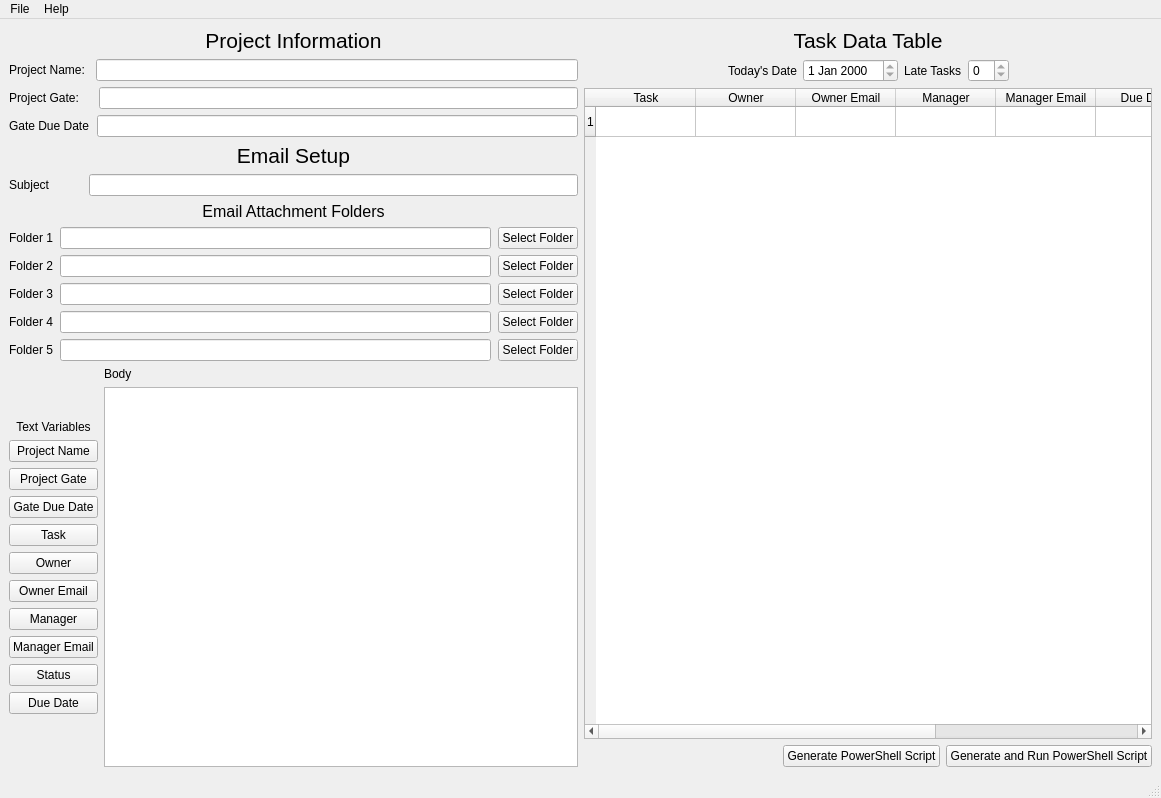
Old version of the form PowerShell-Email-Generator/mainwindow.ui in the repository fjpereny/PowerShell-Email-Generator.
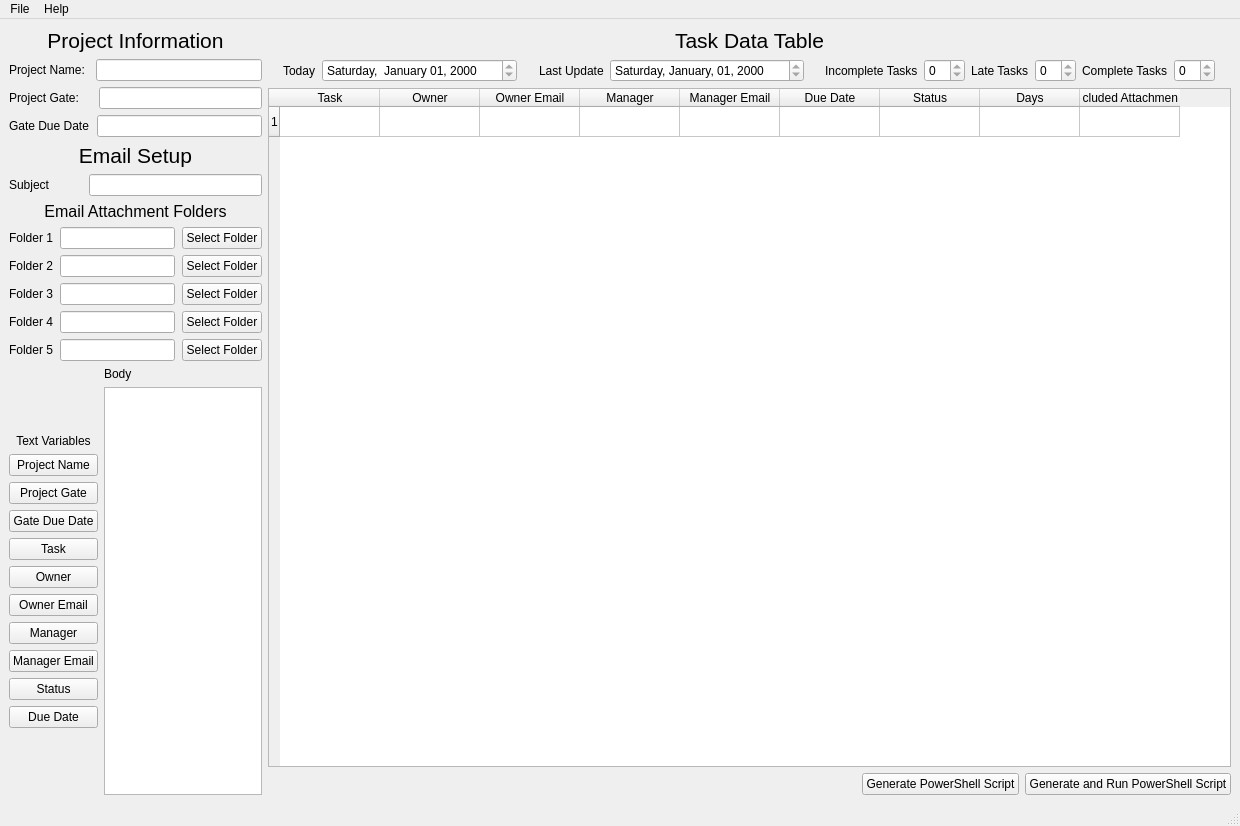
New version of the form.

Diff of the .ui file:
```diff
--- a/PowerShell-Email-Generator/mainwindow.ui
+++ b/PowerShell-Email-Generator/mainwindow.ui
@@ -6,8 +6,8 @@
    <rect>
     <x>0</x>
     <y>0</y>
-    <width>1161</width>
-    <height>798</height>
+    <width>1240</width>
+    <height>826</height>
    </rect>
   </property>
   <property name="windowTitle">
@@ -455,7 +455,7 @@
           <item>
            <widget class="QLabel" name="label_9">
             <property name="text">
-             <string>Today's Date</string>
+             <string>Today</string>
             </property>
            </widget>
           </item>
@@ -464,6 +464,79 @@
             <property name="readOnly">
              <bool>true</bool>
             </property>
+            <property name="dateTime">
+             <datetime>
+              <hour>0</hour>
+              <minute>0</minute>
+              <second>0</second>
+              <year>2000</year>
+              <month>1</month>
+              <day>1</day>
+             </datetime>
+            </property>
+            <property name="currentSection">
+             <enum>QDateTimeEdit::DaySection</enum>
+            </property>
+            <property name="displayFormat">
+             <string>dddd,  MMMM dd, yyyy</string>
+            </property>
+           </widget>
+          </item>
+          <item>
+           <spacer name="horizontalSpacer_2">
+            <property name="orientation">
+             <enum>Qt::Horizontal</enum>
+            </property>
+            <property name="sizeHint" stdset="0">
+             <size>
+              <width>40</width>
+              <height>20</height>
+             </size>
+            </property>
+           </spacer>
+          </item>
+          <item>
+           <widget class="QLabel" name="label_20">
+            <property name="text">
+             <string>Last Update</string>
+            </property>
+           </widget>
+          </item>
+          <item>
+           <widget class="QDateEdit" name="lastUpdateDateEdit">
+            <property name="readOnly">
+             <bool>true</bool>
+            </property>
+            <property name="displayFormat">
+             <string>dddd, MMMM, dd, yyyy</string>
+            </property>
+           </widget>
+          </item>
+          <item>
+           <spacer name="horizontalSpacer_5">
+            <property name="orientation">
+             <enum>Qt::Horizontal</enum>
+            </property>
+            <property name="sizeHint" stdset="0">
+             <size>
+              <width>40</width>
+              <height>20</height>
+             </size>
+            </property>
+           </spacer>
+          </item>
+          <item>
+           <widget class="QLabel" name="label_18">
+            <property name="text">
+             <string>Incomplete Tasks</string>
+            </property>
+           </widget>
+          </item>
+          <item>
+           <widget class="QSpinBox" name="incompleteSpinBox">
+            <property name="readOnly">
+             <bool>true</bool>
+            </property>
            </widget>
           </item>
           <item>
@@ -480,6 +553,20 @@
             </property>
            </widget>
           </item>
+          <item>
+           <widget class="QLabel" name="label_19">
+            <property name="text">
+             <string>Complete Tasks</string>
+            </property>
+           </widget>
+          </item>
+          <item>
+           <widget class="QSpinBox" name="completeSpinBox">
+            <property name="readOnly">
+             <bool>true</bool>
+            </property>
+           </widget>
+          </item>
           <item>
            <spacer name="horizontalSpacer">
             <property name="orientation">
@@ -501,6 +588,9 @@
        <layout class="QVBoxLayout" name="verticalLayout_6">
         <item>
          <widget class="QTableWidget" name="tableWidget">
+          <property name="sizeAdjustPolicy">
+           <enum>QAbstractScrollArea::AdjustToContents</enum>
+          </property>
           <property name="alternatingRowColors">
            <bool>true</bool>
           </property>
@@ -554,7 +644,12 @@
           </column>
           <column>
            <property name="text">
-            <string>Update Day(s)</string>
+            <string>Days</string>
+           </property>
+          </column>
+          <column>
+           <property name="text">
+            <string>Included Attachments</string>
            </property>
           </column>
          </widget>
@@ -601,7 +696,7 @@
     <rect>
      <x>0</x>
      <y>0</y>
-     <width>1161</width>
+     <width>1240</width>
      <height>23</height>
     </rect>
    </property>
```
